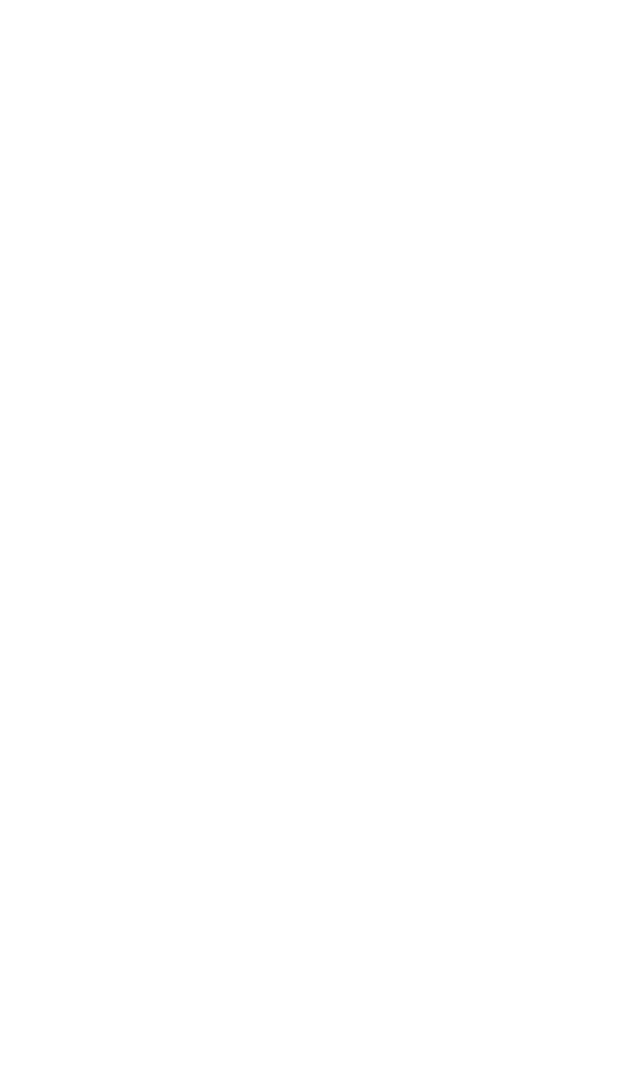
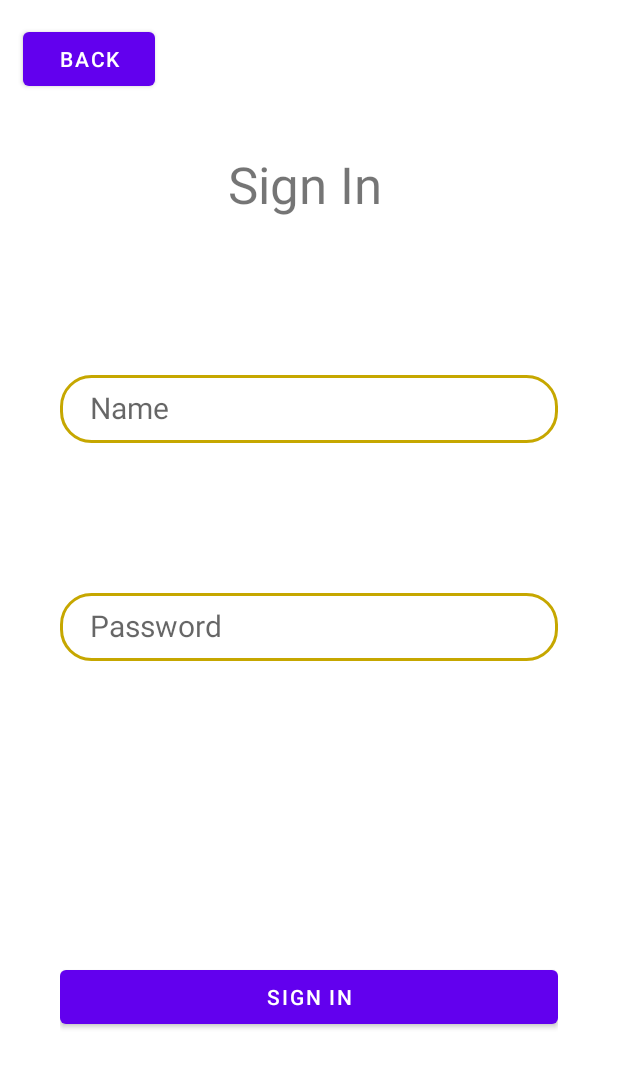
Before and after one commit to Tom-Latimer/Mealer, an Android app: the SignIn screen opened directly, with no data from a screen before it, on a phone screen of 412 x 824 dp. Before the commit the part shown is empty. Shown: the top 1068 px of the screen. Run offline under Robolectric (Android 15) with nearby library versions, the phone set to English and light mode, and no system bars.

```diff
--- a/app/src/main/java/com/example/mealer/SignIn.java
+++ b/app/src/main/java/com/example/mealer/SignIn.java
@@ -2,7 +2,9 @@ package com.example.mealer;
 
 import androidx.appcompat.app.AppCompatActivity;
 
+import android.content.Intent;
 import android.os.Bundle;
+import android.view.View;
 
 public class SignIn extends AppCompatActivity {
 
@@ -11,4 +13,11 @@ public class SignIn extends AppCompatActivity {
         super.onCreate(savedInstanceState);
         setContentView(R.layout.activity_sign_in);
     }
+
+    public void backbtnSignIn(View view){
+        startActivity(new Intent(SignIn.this, MainActivity.class));
+    }
+    public void btn_SignIn(View view){
+        startActivity(new Intent(SignIn.this, Home.class));
+    }
 }
--- a/app/src/main/res/layout/activity_sign_in.xml
+++ b/app/src/main/res/layout/activity_sign_in.xml
@@ -2,8 +2,82 @@
 <androidx.constraintlayout.widget.ConstraintLayout xmlns:android="http://schemas.android.com/apk/res/android"
     xmlns:app="http://schemas.android.com/apk/res-auto"
     xmlns:tools="http://schemas.android.com/tools"
+    android:id="@+id/SignIn_Password"
     android:layout_width="match_parent"
     android:layout_height="match_parent"
     tools:context=".SignIn">
 
+    <Button
+        android:id="@+id/button2"
+        android:layout_width="wrap_content"
+        android:layout_height="wrap_content"
+        android:layout_marginStart="15dp"
+        android:layout_marginTop="15dp"
+        android:onClick="backbtnSignIn"
+        android:text="Back"
+        app:layout_constraintStart_toStartOf="parent"
+        app:layout_constraintTop_toTopOf="parent" />
+
+    <TextView
+        android:id="@+id/textView2"
+        android:layout_width="108dp"
+        android:layout_height="47dp"
+        android:layout_marginTop="100dp"
+        android:text="Sign In"
+        android:textSize="34dp"
+        app:layout_constraintEnd_toEndOf="parent"
+        app:layout_constraintStart_toStartOf="parent"
+        app:layout_constraintTop_toTopOf="parent" />
+
+    <LinearLayout
+        android:id="@+id/linearLayout"
+        android:layout_width="match_parent"
+        android:layout_height="match_parent"
+        android:layout_marginStart="40dp"
+        android:layout_marginTop="200dp"
+        android:layout_marginEnd="40dp"
+        android:orientation="vertical"
+        app:layout_constraintBottom_toBottomOf="parent"
+        app:layout_constraintEnd_toEndOf="parent"
+        app:layout_constraintStart_toStartOf="parent"
+        app:layout_constraintTop_toTopOf="parent">
+
+        <EditText
+            android:id="@+id/user_SignIn2"
+            android:layout_width="match_parent"
+            android:layout_height="wrap_content"
+            android:layout_marginTop="50dp"
+            android:layout_marginBottom="50dp"
+            android:background="@drawable/edit_text_background"
+            android:ems="10"
+            android:hint="Name"
+            android:inputType="textPersonName"
+            android:paddingStart="20dp"
+            android:paddingTop="8dp"
+            android:paddingBottom="10dp"
+            android:textSize="20dp" />
+
+        <EditText
+            android:id="@+id/Pass_SignIn"
+            android:layout_width="match_parent"
+            android:layout_height="wrap_content"
+            android:layout_marginTop="50dp"
+            android:layout_marginBottom="200dp"
+            android:background="@drawable/edit_text_background"
+            android:ems="10"
+            android:hint="@string/password"
+            android:inputType="textPersonName"
+            android:paddingStart="20dp"
+            android:paddingTop="8dp"
+            android:paddingBottom="10dp"
+            android:textSize="20dp" />
+
+        <Button
+            android:id="@+id/butt_SignIn"
+            android:layout_width="match_parent"
+            android:layout_height="wrap_content"
+            android:onClick="btn_SignIn"
+            android:text="Sign In" />
+
+    </LinearLayout>
 </androidx.constraintlayout.widget.ConstraintLayout>
```
